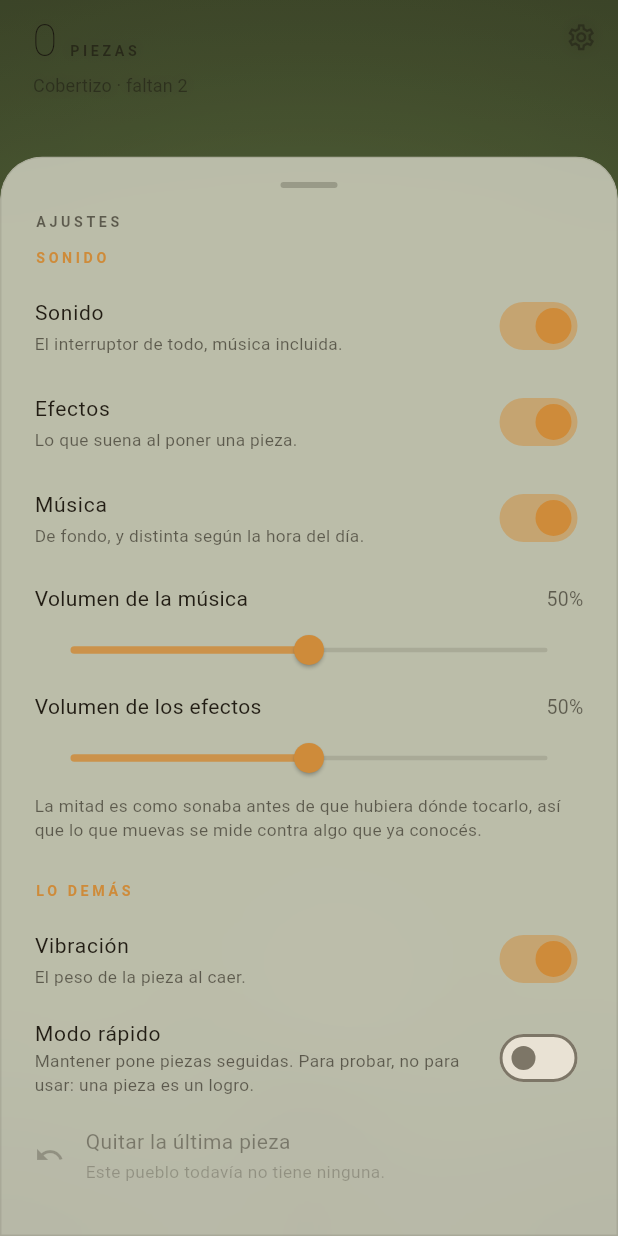
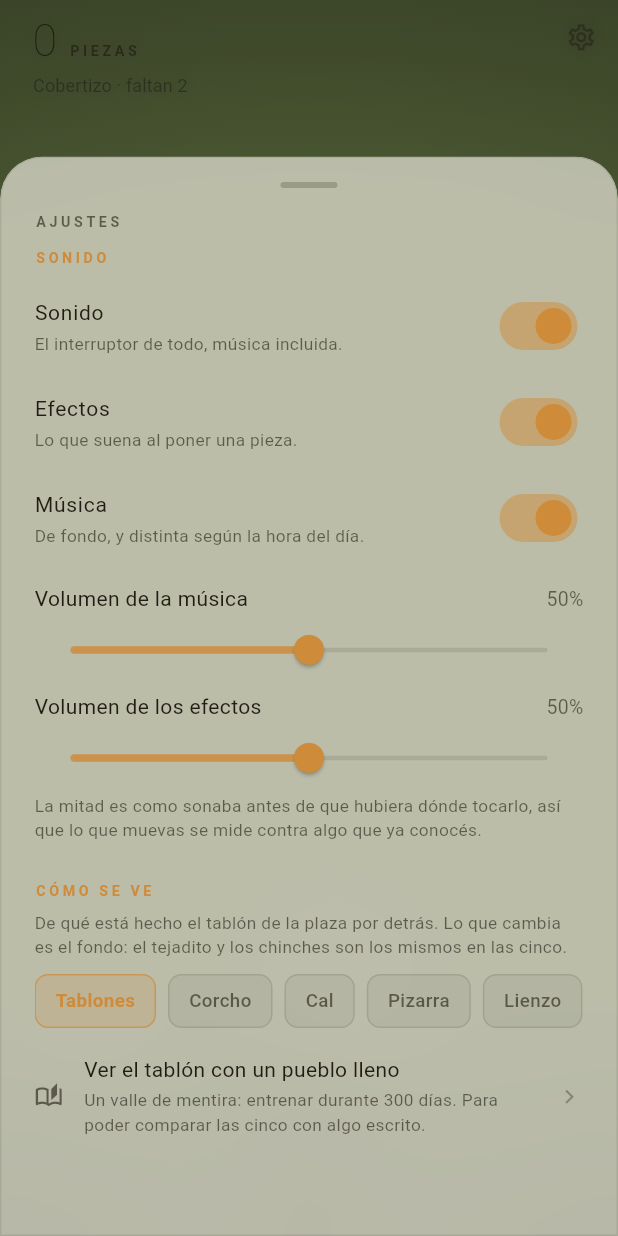
Before and after one commit to BrunoGoat/the-wall, a Flutter app: the screen it shows after launch, after a tap on the "settings" icon, on a phone screen of 412 x 824 dp. Run offline on Flutter 3.47's test engine with Material 3 defaults, Android fonts, the phone set to English and light mode, and no system bars; our stand-ins replace audioplayers, shared_preferences.

Commit message:
Cinco fondos para el tablón, y un pueblo de mentira con que mirarlos
El tablón tenía un solo fondo —tablones de madera— y era justo lo que no
convencía. Ahora hay cinco: tablones, corcho, cal, pizarra y lienzo, y se
eligen en los ajustes, uno a uno, para poder compararlos.

Lo que cambia entre las cinco es el fondo y sólo el fondo: el color, la
textura, el marco, y el tono de los papeles y la sombra que hacen falta para
que se lean encima. El tejadito y los chinches son los mismos en las cinco a
propósito: son lo que hace que el tablón sea el tablón de la plaza y no una
pantalla, y no era lo que había que comparar.

Y para poder mirarlos con algo escrito, un valle de mentira en los ajustes:
entrenar unas 196 piezas repartidas por 300 días, con sus días de dos, sus
días de cero, dos huecos largos —una gripe y unas vacaciones—, horas de
entrenar de verdad (temprano entre semana, y algunas tardes al salir) y
leyendas como andar en bici, gimnasio o saltar cuerda. Al lado, un pueblo de
leer enganchado a él, para que existan las notas que comparan dos hábitos y
la corona del valle. Nada de esto se guarda ni toca el valle de verdad.

Los repartos no son adorno: el tablón sólo habla cuando tiene bastante
detrás, así que el reparto por día de la semana, la concentración de horas y
el bajón del día después de faltar son lo que hace que las ocho notas
aparezcan. Hay un test que exige justamente eso, y que sigan apareciendo
cualquier día que se abra.

De paso, dos cosas que salieron al escribir los tests:

- El tablón pedía el almacén entero para usar una sola lista. Ahora pide la
  lista, que es lo que le hacía falta y lo que deja enseñarle un valle
  inventado sin tocar el de verdad.
- El reloj del zoom se creaba al usarse, y quien entraba al tablón y se iba
  sin tocar ninguna nota nunca lo usaba: entonces el que lo creaba era
  dispose(), un reloj nuevo mientras la pantalla se desmonta. Se crea en
  initState.

Co-Authored-By: Claude Opus 5 <noreply@anthropic.com>
Claude-Session: https://claude.ai/code/session_01Fa4yrMpud9wiHg23Qe75CA

```diff
--- a/lib/model/appearance.dart
+++ b/lib/model/appearance.dart
@@ -26,6 +26,22 @@ class Appearance extends ChangeNotifier {
   /// default and deliberately awkward to leave on — a piece is an achievement,
   /// and this is the one place in the app where that is not true.
   bool get rapid => _rapid;
+
+  // --------------------------------------------------------------- el tablón
+
+  /// De qué está hecho el tablón de la plaza por detrás.
+  ///
+  /// Se guarda por nombre y no por número: si mañana se quita una de las
+  /// cinco, lo guardado deja de encontrarse y se cae al de siempre, en vez de
+  /// que un índice signifique otra cosa.
+  String _board = 'tablon';
+  String get board => _board;
+
+  Future<void> setBoard(String v) async {
+    if (v == _board) return;
+    _board = v;
+    await _keep();
+  }
 
   // --------------------------------------------------------------- el sonido
 
@@ -95,6 +111,7 @@ class Appearance extends ChangeNotifier {
     _hapticsOff = false;
     _musicVolume = _midway;
     _effectsVolume = _midway;
+    _board = 'tablon';
   }
 
   Future<void> load() async {
@@ -153,6 +170,8 @@ class Appearance extends ChangeNotifier {
           } else {
             _musicVolume = v.clamp(0.0, 1.0);
           }
+        case 'board':
+          _board = value;
         case 'effectsVol':
           _effectsVolume = (double.tryParse(value) ?? _midway).clamp(0.0, 1.0);
       }
@@ -168,6 +187,7 @@ class Appearance extends ChangeNotifier {
     '$_volMark=$_volNow',
     'musicVol=$_musicVolume',
     'effectsVol=$_effectsVolume',
+    'board=$_board',
   ];
 
   Timer? _writeSoon;
--- /dev/null
+++ b/lib/ui/board_look.dart
@@ -0,0 +1,266 @@
+import 'package:flutter/material.dart';
+
+/// De qué está hecho el tablón por detrás.
+///
+/// Cinco superficies para comparar. Lo que cambia es **el fondo**: el color, la
+/// textura, el marco y el tono de los papeles que hacen falta para que se lean
+/// encima. El tejadito y la manera de clavar los papeles no cambian, y es a
+/// propósito: son lo que hace que el tablón sea el tablón de la plaza y no una
+/// pantalla, y no es lo que había que comparar.
+enum BoardLook {
+  /// La de ahora: tablones de madera con sus juntas y su veta.
+  tablon,
+
+  /// Corcho: sin juntas, con el picado del corcho y un marco fino de madera.
+  corcho,
+
+  /// Cal: una pared encalada, casi blanca, con los papeles clavados a ella.
+  cal,
+
+  /// Pizarra: piedra oscura. Los papeles pasan a ser lo único claro.
+  pizarra,
+
+  /// Lienzo: tela cruda, con su trama.
+  lienzo;
+
+  /// Cómo se llama en los ajustes.
+  String get label => const {
+    BoardLook.tablon: 'Tablones',
+    BoardLook.corcho: 'Corcho',
+    BoardLook.cal: 'Cal',
+    BoardLook.pizarra: 'Pizarra',
+    BoardLook.lienzo: 'Lienzo',
+  }[this]!;
+
+  static BoardLook? porNombre(String name) {
+    for (final v in values) {
+      if (v.name == name) return v;
+    }
+    return null;
+  }
+
+  BoardSkin get skin => switch (this) {
+    BoardLook.tablon => const BoardSkin(
+      heading: Color(0xFF8A6B47),
+      surface: Color(0xFFB08D62),
+      frame: Color(0xFF8A6B47),
+      frameWidth: 3,
+      papers: [Color(0xFFF4EEDD), Color(0xFFDCEBC6), Color(0xFFF5EDBE)],
+      shadow: 0.22,
+      texture: _Planks(),
+    ),
+    BoardLook.corcho => const BoardSkin(
+      heading: Color(0xFF6E5030),
+      surface: Color(0xFFC7A275),
+      frame: Color(0xFF6E5030),
+      frameWidth: 9,
+      papers: [Color(0xFFFBF6EA), Color(0xFFE4EFD3), Color(0xFFF7EFC8)],
+      shadow: 0.26,
+      texture: _Cork(),
+    ),
+    BoardLook.cal => const BoardSkin(
+      heading: Color(0xFF8C7F6A),
+      surface: Color(0xFFE7E0D3),
+      frame: Color(0xFFD2C9B8),
+      frameWidth: 2,
+      // Sobre una pared casi blanca un papel crema desaparece, así que aquí
+      // los papeles se separan por el tono y por una sombra más marcada.
+      papers: [Color(0xFFFFFFFF), Color(0xFFE9F0DC), Color(0xFFF6E9C6)],
+      shadow: 0.32,
+      texture: _Plaster(),
+    ),
+    BoardLook.pizarra => const BoardSkin(
+      heading: Color(0xFFA9B6BE),
+      surface: Color(0xFF3B4349),
+      frame: Color(0xFF262C31),
+      frameWidth: 4,
+      papers: [Color(0xFFF6F1E3), Color(0xFFDFEBCB), Color(0xFFF3E9BE)],
+      shadow: 0.42,
+      texture: _Slate(),
+    ),
+    BoardLook.lienzo => const BoardSkin(
+      heading: Color(0xFF8E7F63),
+      surface: Color(0xFFD8CCB2),
+      frame: Color(0xFFB2A183),
+      frameWidth: 6,
+      papers: [Color(0xFFFDFAF2), Color(0xFFE6EFD8), Color(0xFFF8F0CE)],
+      shadow: 0.20,
+      texture: _Linen(),
+    ),
+  };
+}
+
+/// De qué está hecha una de las cinco.
+class BoardSkin {
+  const BoardSkin({
+    required this.heading,
+    required this.surface,
+    required this.frame,
+    required this.frameWidth,
+    required this.papers,
+    required this.shadow,
+    required this.texture,
+  });
+
+  /// El color del nombre del hábito, escrito sobre la superficie y no sobre
+  /// un papel. Es lo único de la tinta que cambia con la superficie: sobre
+  /// pizarra, marrón quemado no se lee.
+  final Color heading;
+
+  final Color surface;
+  final Color frame;
+  final double frameWidth;
+
+  /// Los tres papeles que se van turnando.
+  final List<Color> papers;
+
+  /// Cuánta sombra echa cada papel sobre el fondo. En una pared clara hace
+  /// falta más, porque el papel ya no se separa por el color.
+  final double shadow;
+
+  final CustomPainter texture;
+}
+
+/// La veta y las juntas entre tablones.
+class _Planks extends CustomPainter {
+  const _Planks();
+
+  static const _dark = Color(0xFF8A6B47);
+
+  @override
+  void paint(Canvas canvas, Size size) {
+    final seam = Paint()
+      ..color = _dark.withValues(alpha: 0.55)
+      ..strokeWidth = 1.6;
+    final grain = Paint()
+      ..color = _dark.withValues(alpha: 0.18)
+      ..strokeWidth = 1.0;
+    const planks = 5;
+    for (var i = 1; i < planks; i++) {
+      final y = size.height * i / planks;
+      canvas.drawLine(Offset(0, y), Offset(size.width, y), seam);
+    }
+    for (var i = 0; i < 14; i++) {
+      final y = size.height * (i + 0.35) / 14;
+      canvas.drawLine(
+        Offset(size.width * 0.06, y),
+        Offset(size.width * (0.4 + (i % 4) * 0.14), y),
+        grain,
+      );
+    }
+  }
+
+  @override
+  bool shouldRepaint(_Planks old) => false;
+}
+
+/// El picado del corcho: nada de líneas, sólo grano.
+class _Cork extends CustomPainter {
+  const _Cork();
+
+  @override
+  void paint(Canvas canvas, Size size) {
+    final claro = Paint()..color = const Color(0x22FFF3DE);
+    final oscuro = Paint()..color = const Color(0x2A6B4A26);
+    // Sembrado con una cuenta y no con azar: el mismo tablón cada vez que se
+    // abre, que es lo que uno espera de un corcho que lleva años ahí.
+    var h = 0x2F6E5;
+    for (var i = 0; i < 900; i++) {
+      h = (h * 1103515245 + 12345) & 0x7FFFFFFF;
+      final x = (h >> 7) % size.width.round().clamp(1, 1 << 20);
+      h = (h * 1103515245 + 12345) & 0x7FFFFFFF;
+      final y = (h >> 7) % size.height.round().clamp(1, 1 << 20);
+      final r = 0.8 + ((h >> 3) % 22) / 10;
+      canvas.drawCircle(
+        Offset(x.toDouble(), y.toDouble()),
+        r,
+        i.isEven ? oscuro : claro,
+      );
+    }
+  }
+
+  @override
+  bool shouldRepaint(_Cork old) => false;
+}
+
+/// Una pared encalada: casi lisa, con la mano de cal apenas marcada.
+class _Plaster extends CustomPainter {
+  const _Plaster();
+
+  @override
+  void paint(Canvas canvas, Size size) {
+    final brocha = Paint()
+      ..color = const Color(0x14A2917A)
+      ..strokeWidth = 9
+      ..strokeCap = StrokeCap.round;
+    for (var i = 0; i < 9; i++) {
+      final y = size.height * (i + 0.5) / 9;
+      canvas.drawLine(
+        Offset(size.width * (i.isEven ? 0.02 : 0.18), y),
+        Offset(size.width * (i.isEven ? 0.86 : 0.99), y + 3),
+        brocha,
+      );
+    }
+    // Y la sombra que echa el alero sobre la pared, arriba.
+    canvas.drawRect(
+      Rect.fromLTWH(0, 0, size.width, 26),
+      Paint()
+        ..shader = const LinearGradient(
+          begin: Alignment.topCenter,
+          end: Alignment.bottomCenter,
+          colors: [Color(0x22000000), Color(0x00000000)],
+        ).createShader(Rect.fromLTWH(0, 0, size.width, 26)),
+    );
+  }
+
+  @override
+  bool shouldRepaint(_Plaster old) => false;
+}
+
+/// Piedra: las vetas de exfoliación, en diagonal y muy flojas.
+class _Slate extends CustomPainter {
+  const _Slate();
+
+  @override
+  void paint(Canvas canvas, Size size) {
+    final veta = Paint()
+      ..color = const Color(0x18FFFFFF)
+      ..strokeWidth = 1.4;
+    final honda = Paint()
+      ..color = const Color(0x22000000)
+      ..strokeWidth = 2.6;
+    for (var i = 0; i < 16; i++) {
+      final y = size.height * (i + 0.2) / 16;
+      final corre = size.width * (0.12 + (i % 5) * 0.16);
+      canvas.drawLine(
+        Offset(size.width * 0.04, y),
+        Offset(corre, y + 7),
+        i % 3 == 0 ? honda : veta,
+      );
+    }
+  }
+
+  @override
+  bool shouldRepaint(_Slate old) => false;
+}
+
+/// Tela cruda: la trama, fina y en las dos direcciones.
+class _Linen extends CustomPainter {
+  const _Linen();
+
+  @override
+  void paint(Canvas canvas, Size size) {
+    final hilo = Paint()
+      ..color = const Color(0x168A7A5C)
+      ..strokeWidth = 1;
+    for (var x = 0.0; x < size.width; x += 4) {
+      canvas.drawLine(Offset(x, 0), Offset(x, size.height), hilo);
+    }
+    for (var y = 0.0; y < size.height; y += 4) {
+      canvas.drawLine(Offset(0, y), Offset(size.width, y), hilo);
+    }
+  }
+
+  @override
+  bool shouldRepaint(_Linen old) => false;
+}
--- a/lib/ui/home_screen.dart
+++ b/lib/ui/home_screen.dart
@@ -9,6 +9,7 @@ import '../model/appearance.dart';
 import '../model/piece.dart';
 import '../data/landmarks.dart';
 import '../model/store.dart';
+import 'board_look.dart';
 import 'habit_bar.dart';
 import 'habits_sheet.dart';
 import 'hold_button.dart';
@@ -378,9 +379,11 @@ class _HomeScreenState extends State<HomeScreen> {
     if (town < 0 || town >= store.habits.length) return;
     Navigator.of(context).push(
       NoticeBoardScreen.route(
-        store: store,
+        valley: store.habits,
         habit: store.habits[town],
         theme: _theme,
+        look:
+            BoardLook.porNombre(Appearance.instance.board) ?? BoardLook.tablon,
       ),
     );
   }
--- a/lib/ui/settings_sheet.dart
+++ b/lib/ui/settings_sheet.dart
@@ -1,5 +1,6 @@
 import 'package:flutter/material.dart';
 
+import '../data/demo.dart';
 import '../data/landmarks.dart';
 import '../engine/town.dart';
 import '../fx/sensory.dart';
@@ -7,6 +8,7 @@ import '../model/appearance.dart';
 import '../model/piece.dart';
 import '../model/store.dart';
 import 'backup_sheet.dart';
+import 'board_look.dart';
 import 'debug_sheet.dart';
 import 'gallery_screen.dart';
 import 'notice_board.dart';
@@ -30,6 +32,10 @@ class SettingsSheet extends StatefulWidget {
 }
 
 class _SettingsSheetState extends State<SettingsSheet> {
+  /// Lo elegido, o el de siempre si lo guardado ya no existe.
+  BoardLook get _look =>
+      BoardLook.porNombre(Appearance.instance.board) ?? BoardLook.tablon;
+
   @override
   Widget build(BuildContext context) {
     final t = widget.theme;
@@ -117,6 +123,40 @@ class _SettingsSheetState extends State<SettingsSheet> {
         ),
 
         const SizedBox(height: 26),
+        _Head(theme: t, text: 'CÓMO SE VE'),
+        Text(
+          'De qué está hecho el tablón de la plaza por detrás. Lo que cambia '
+          'es el fondo: el tejadito y los chinches son los mismos en las '
+          'cinco.',
+          style: t.bodySoft.copyWith(fontSize: 11.5, height: 1.4),
+        ),
+        const SizedBox(height: 10),
+        _Pick(
+          theme: t,
+          value: _look.name,
+          options: [for (final v in BoardLook.values) (v.name, v.label)],
+          onPick: (name) => Appearance.instance.setBoard(name),
+        ),
+        const SizedBox(height: 6),
+        _Row(
+          theme: t,
+          icon: Icons.auto_stories_outlined,
+          title: 'Ver el tablón con un pueblo lleno',
+          subtitle:
+              'Un valle de mentira: entrenar durante 300 días. Para poder '
+              'comparar las cinco con algo escrito.',
+          page: () {
+            final valle = demoValley();
+            return NoticeBoardScreen(
+              valley: valle,
+              habit: valle.first,
+              theme: t,
+              look: _look,
+            );
+          },
+        ),
+
+        const SizedBox(height: 26),
         _Head(theme: t, text: 'LO DEMÁS'),
         _Switch(
           theme: t,
@@ -154,8 +194,12 @@ class _SettingsSheetState extends State<SettingsSheet> {
           icon: Icons.push_pin_outlined,
           title: 'El tablón del pueblo',
           subtitle: 'Lo que el pueblo fue notando de vos.',
-          page: () =>
-              NoticeBoardScreen(store: store, habit: store.habit, theme: t),
+          page: () => NoticeBoardScreen(
+            valley: store.habits,
+            habit: store.habit,
+            theme: t,
+            look: _look,
+          ),
         ),
         _Row(
           theme: t,
@@ -441,3 +485,65 @@ class _Row extends StatelessWidget {
     );
   }
 }
+
+/// Una fila de botones donde sólo uno está encendido.
+///
+/// Está aquí y no dentro de un menú a propósito: es para ir probando una tras
+/// otra y ver el cambio, no para elegir una vez y olvidarse. Con un menú hay
+/// que abrirlo, elegir, cerrarlo y volver a mirar; así son cinco toques y
+/// cinco miradas.
+class _Pick extends StatelessWidget {
+  const _Pick({
+    required this.theme,
+    required this.value,
+    required this.options,
+    required this.onPick,
+  });
+
+  final UiTheme theme;
+  final String value;
+
+  /// El nombre con que se guarda, y el nombre con que se lee.
+  final List<(String, String)> options;
+  final void Function(String name) onPick;
+
+  @override
+  Widget build(BuildContext context) {
+    final t = theme;
+    return Wrap(
+      spacing: 8,
+      runSpacing: 8,
+      children: [
+        for (final (name, label) in options)
+          GestureDetector(
+            onTap: () {
+              Sensory.instance.tick();
+              onPick(name);
+            },
+            child: Container(
+              padding: const EdgeInsets.symmetric(horizontal: 13, vertical: 8),
+              decoration: BoxDecoration(
+                color: name == value
+                    ? t.accent.withValues(alpha: 0.18)
+                    : t.fg.withValues(alpha: 0.05),
+                borderRadius: BorderRadius.circular(9),
+                border: Border.all(
+                  color: name == value
+                      ? t.accent.withValues(alpha: 0.7)
+                      : t.fg.withValues(alpha: 0.12),
+                ),
+              ),
+              child: Text(
+                label,
+                style: t.body.copyWith(
+                  fontSize: 12.5,
+                  color: name == value ? t.accent : t.fgSoft,
+                  fontWeight: name == value ? FontWeight.w700 : FontWeight.w500,
+                ),
+              ),
+            ),
+          ),
+      ],
+    );
+  }
+}
```
Also changed, not shown: lib/data/demo.dart (added, +194 -0 lines), lib/ui/notice_board.dart (+59 -66 lines), 1 other file.
